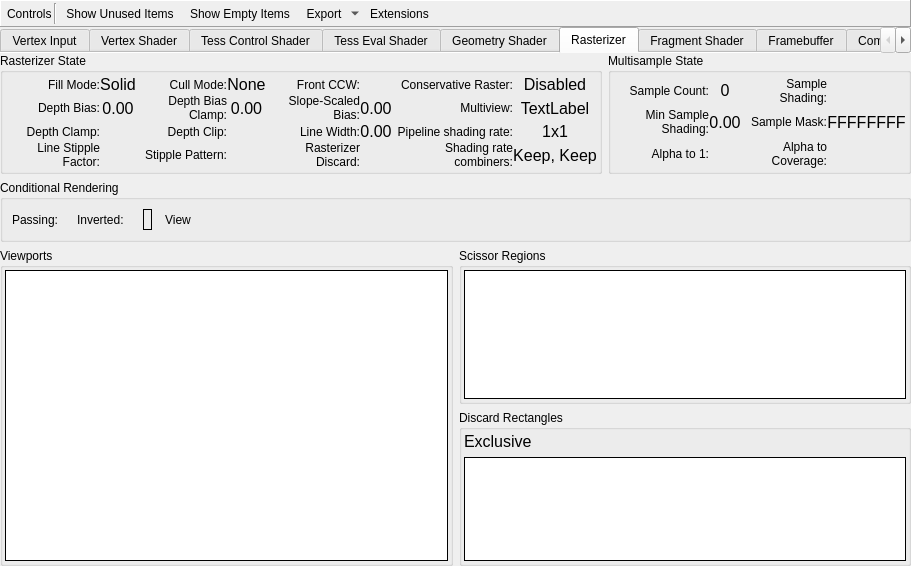
First picture: the form in qrenderdoc/Windows/PipelineState/VulkanPipelineStateViewer.ui, repository baldurk/renderdoc, before the edit.
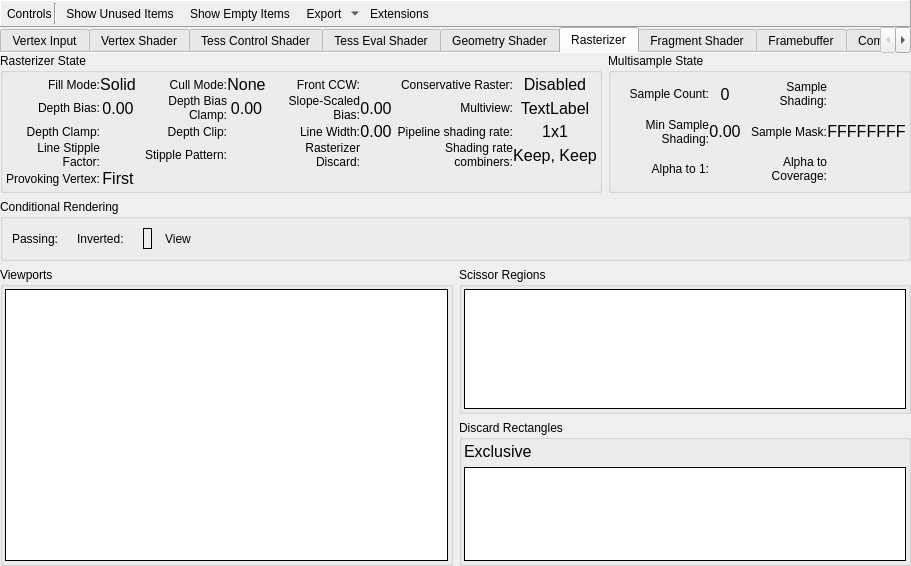
Second picture: the form after the edit. The open tabs and pages were chosen to show the change. Icons and pictures are not drawn. Custom widgets are drawn as their Qt base class.

Commit message: Add support for VK_EXT_provoking_vertex

What changed in the file:
```diff
--- a/qrenderdoc/Windows/PipelineState/VulkanPipelineStateViewer.ui
+++ b/qrenderdoc/Windows/PipelineState/VulkanPipelineStateViewer.ui
@@ -2328,6 +2328,37 @@
              </widget>
             </item>
             <item row="4" column="0">
+             <widget class="QLabel" name="label_10">
+              <property name="text">
+               <string>Provoking Vertex:</string>
+              </property>
+              <property name="alignment">
+               <set>Qt::AlignRight|Qt::AlignTrailing|Qt::AlignVCenter</set>
+              </property>
+              <property name="wordWrap">
+               <bool>true</bool>
+              </property>
+             </widget>
+            </item>
+            <item row="4" column="1">
+             <widget class="QLabel" name="provokingVertex">
+              <property name="font">
+               <font>
+                <pointsize>12</pointsize>
+               </font>
+              </property>
+              <property name="text">
+               <string>First</string>
+              </property>
+              <property name="alignment">
+               <set>Qt::AlignCenter</set>
+              </property>
+              <property name="margin">
+               <number>4</number>
+              </property>
+             </widget>
+            </item>
+            <item row="5" column="0">
              <spacer name="rastVSpacer">
               <property name="orientation">
                <enum>Qt::Vertical</enum>
```
The commit also changes 14 other files.
